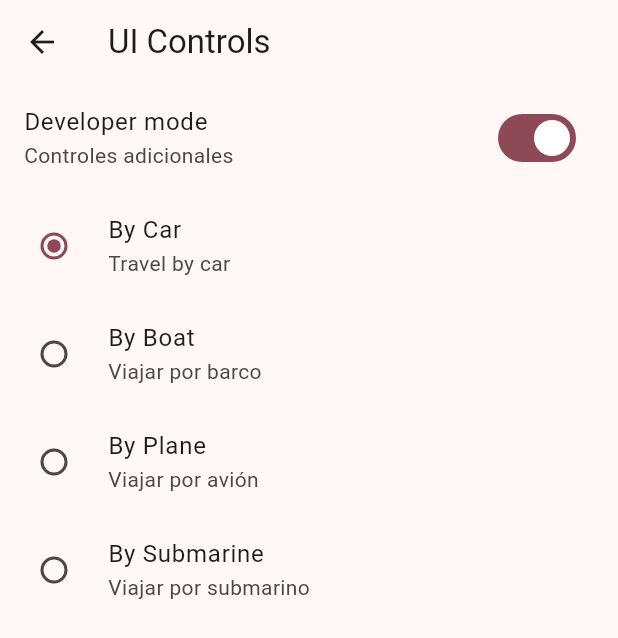
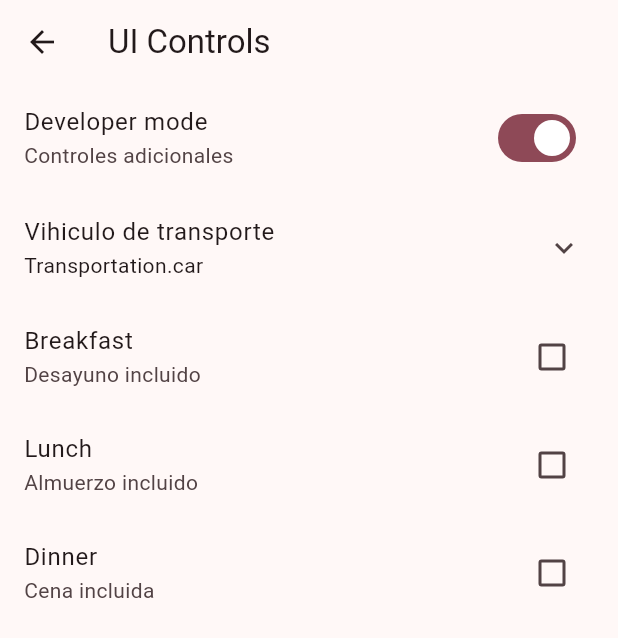
Before and after one commit to LuisferRojas14/WIDGETAPP, a Flutter app: the screen it shows after launch, on a phone screen of 412 x 824 dp. Shown: the top 638 px of the screen. Run offline on Flutter 3.47's test engine with Material 3 defaults, Android fonts, the phone set to English and light mode, and no system bars; our stand-ins replace go_router.

Commit message:
ui_controls terminado

```diff
--- a/lib/presentation/screens/ui_controls/ui_controls_screen.dart
+++ b/lib/presentation/screens/ui_controls/ui_controls_screen.dart
@@ -33,6 +33,10 @@ enum Transportation { car, plane, boat, submarine }
 class _UiControlsViewState extends State<_UiControlsView> {
   bool isDeveloper = true;
   Transportation seleledTransportation = Transportation.car;
+  bool wantsBreakfast = false;
+  bool wantsLunch = false;
+  bool wantsDinner = false;
+
   @override
   Widget build(BuildContext context) {
     return ListView(
@@ -46,6 +50,10 @@ class _UiControlsViewState extends State<_UiControlsView> {
             onChanged: (value) => setState(() {
                   isDeveloper = !isDeveloper;
                 })),
+        ExpansionTile(
+          title: const Text('Vihiculo de transporte'),
+          subtitle: Text('$seleledTransportation'),
+          children: [
             RadioListTile(
               title: const Text('By Car'),
               subtitle: const Text('Travel by car'),
@@ -83,6 +91,32 @@ class _UiControlsViewState extends State<_UiControlsView> {
               }),
             ),
           ],
+        ),
+        CheckboxListTile(
+          title: const Text('Breakfast'),
+          subtitle: const Text('Desayuno incluido'),
+          value: wantsBreakfast,
+          onChanged: (value) => setState(() {
+            wantsBreakfast = !wantsBreakfast;
+          }),
+        ),
+        CheckboxListTile(
+          title: const Text('Lunch'),
+          subtitle: const Text('Almuerzo incluido'),
+          value: wantsLunch,
+          onChanged: (value) => setState(() {
+            wantsLunch = !wantsLunch;
+          }),
+        ),
+        CheckboxListTile(
+          title: const Text('Dinner'),
+          subtitle: const Text('Cena incluida'),
+          value: wantsDinner,
+          onChanged: (value) => setState(() {
+            wantsDinner = !wantsDinner;
+          }),
+        ),
+      ],
     );
   }
 }
```
Lines whose indentation alone changed are shown as unchanged.
